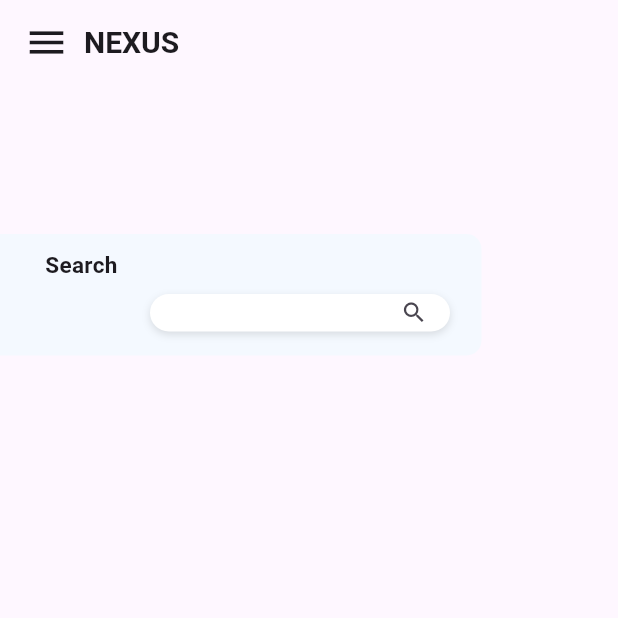
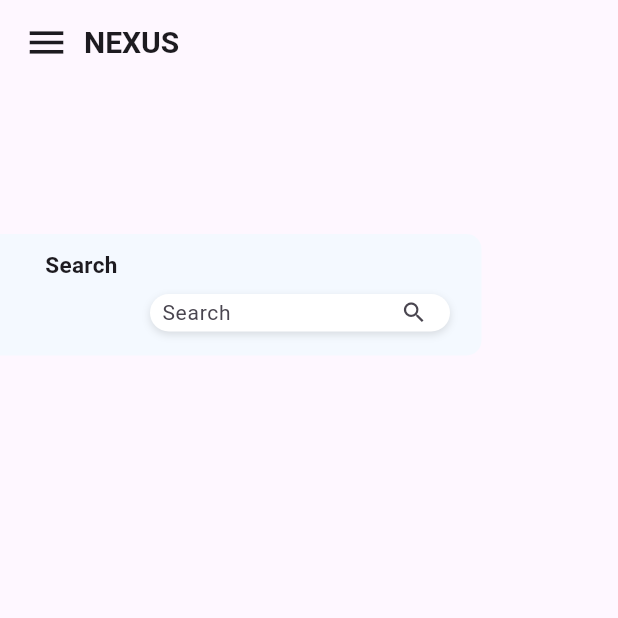
Before and after one commit to DAMNyul/Flutter_NEXUS, a Flutter app: the screen it shows after launch, on a phone screen of 412 x 824 dp, the top half of it. Run offline on Flutter 3.47's test engine with Material 3 defaults, Android fonts, the phone set to English and light mode, and no system bars.

Commit message:
Save search value

```diff
--- a/lib/MainPage/main_page.dart
+++ b/lib/MainPage/main_page.dart
@@ -1,7 +1,33 @@
 import 'package:flutter/material.dart';
+import 'package:flutter/services.dart';
 
-class MainPage extends StatelessWidget {
+class MainPage extends StatefulWidget {
   const MainPage({super.key});
+
+  @override
+  _MainPageState createState() => _MainPageState();
+}
+
+class _MainPageState extends State<MainPage> {
+  // TextField의 입력 값을 관리할 TextEditingController 생성
+  final TextEditingController _textController = TextEditingController();
+
+  // 입력된 값을 저장하는 메서드
+  void _saveInputValue() {
+    // 컨트롤러에서 현재 텍스트를 가져옵니다.
+    String inputValue = _textController.text;
+    // 입력 값을 출력하거나 다른 곳에 저장하는 작업을 수행
+    print('입력된 값: $inputValue'); // 입력 값을 출력
+
+    _textController.clear();
+  }
+
+  @override
+  void dispose() {
+    // 화면이 사라질 때 컨트롤러를 해제
+    _textController.dispose();
+    super.dispose();
+  }
 
   @override
   Widget build(BuildContext context) {
@@ -71,8 +97,10 @@ class MainPage extends StatelessWidget {
                   ),
                 ],
               ),
-              child: const TextField(
-                decoration: InputDecoration(
+              child: TextField(
+                controller: _textController, // TextEditingController 연결
+                decoration: const InputDecoration(
+                  hintText: "Search",
                   isCollapsed: true,
                   contentPadding: EdgeInsets.only(left: 8, right: 8),
                   border: InputBorder.none,
@@ -81,8 +109,9 @@ class MainPage extends StatelessWidget {
                     size: 18,
                   ),
                 ),
-                style: TextStyle(fontSize: 14),
+                style: const TextStyle(fontSize: 14),
                 textAlignVertical: TextAlignVertical.center,
+                onSubmitted: (_) => _saveInputValue(), // 입력 완료 시 값 저장
               ),
             ),
           ),
--- a/lib/main.dart
+++ b/lib/main.dart
@@ -10,7 +10,7 @@ class MyApp extends StatelessWidget {
 
   @override
   Widget build(BuildContext context) {
-    return const MaterialApp(
+    return MaterialApp(
       home: MainPage(),
     );
   }
```
